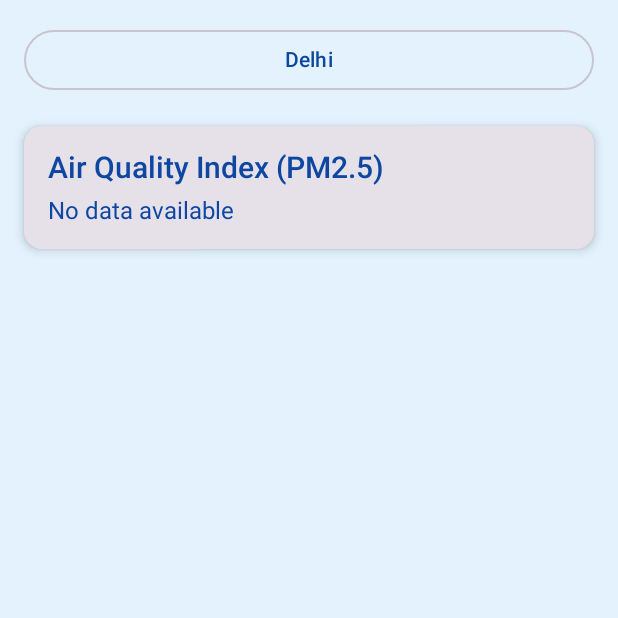
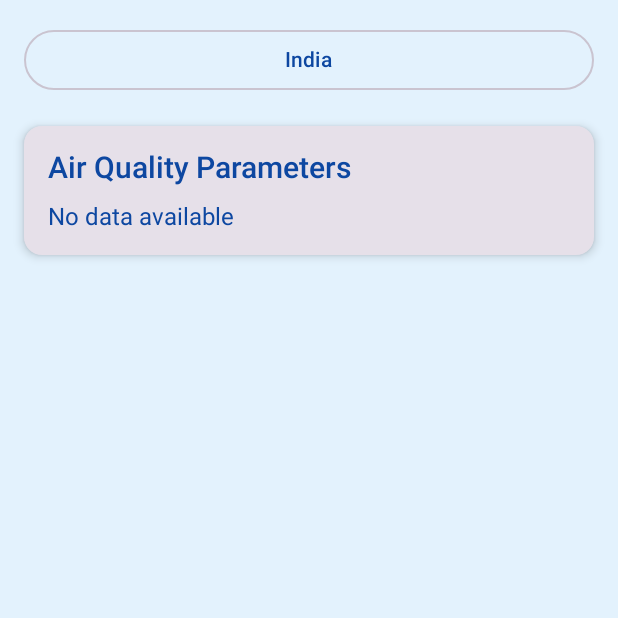
Before and after one commit to ashwinbiju47/AirAware, an Android app built with Jetpack Compose: the composable AirQualitySection shown on its own in the app's theme, on a phone screen of 412 x 824 dp, the top half of it. Run offline under Robolectric (Android 15) with nearby library versions, the phone set to English and light mode, and no system bars; our stand-ins replace Firebase (no records; nobody signed in at launch, a user with empty details on screens opened directly), Room's generated code.

```diff
--- a/app/src/main/java/com/example/airaware/data/repository/AirQualityRepository.kt
+++ b/app/src/main/java/com/example/airaware/data/repository/AirQualityRepository.kt
@@ -1,10 +1,13 @@
 package com.example.airaware.data.repository
 
+import com.example.airaware.data.remote.CountryResponse
 import com.example.airaware.data.remote.NetworkModule
 
 class AirQualityRepository {
 
     private val api = NetworkModule.airService
 
-    suspend fun getAQI(lat: Double, lon: Double) = api.getAirQuality("$lat,$lon")
+    suspend fun getCountryDetails(id: Int): CountryResponse {
+        return api.getCountryDetails(id)
+    }
 }
--- a/app/src/main/java/com/example/airaware/ui/home/airquality/AirQualitySection.kt
+++ b/app/src/main/java/com/example/airaware/ui/home/airquality/AirQualitySection.kt
@@ -11,9 +11,16 @@ import androidx.lifecycle.viewmodel.compose.viewModel
 fun AirQualitySection(
     viewModel: AirQualityViewModel = viewModel()
 ) {
-    val aqi by viewModel.aqi.collectAsState()
+    val countryData by viewModel.countryData.collectAsState()
+
+    // Default: India (id=9)
     var expanded by remember { mutableStateOf(false) }
-    var selectedLocation by remember { mutableStateOf(presetLocations.first { it.name == "Delhi" }) }
+    var selectedCountry by remember { mutableStateOf(presetCountries.first { it.id == 9 }) }
+
+    // On first load, fetch India
+    LaunchedEffect(Unit) {
+        viewModel.loadCountry(selectedCountry.id)
+    }
 
     Column(
         modifier = Modifier
@@ -25,20 +32,20 @@ fun AirQualitySection(
             onClick = { expanded = true },
             modifier = Modifier.fillMaxWidth()
         ) {
-            Text(selectedLocation?.name ?: "Select a Location")
+            Text(selectedCountry.name)
         }
 
         DropdownMenu(
             expanded = expanded,
             onDismissRequest = { expanded = false }
         ) {
-            presetLocations.forEach { location ->
+            presetCountries.forEach { country ->
                 DropdownMenuItem(
-                    text = { Text(location.name) },
+                    text = { Text(country.name) },
                     onClick = {
                         expanded = false
-                        selectedLocation = location
-                        viewModel.loadAQI(location.lat, location.lon)
+                        selectedCountry = country
+                        viewModel.loadCountry(country.id)
                     }
                 )
             }
@@ -51,17 +58,23 @@ fun AirQualitySection(
             elevation = CardDefaults.cardElevation(defaultElevation = 4.dp)
         ) {
             Column(modifier = Modifier.padding(16.dp)) {
+
                 Text(
-                    text = "Air Quality Index (PM2.5)",
+                    text = "Air Quality Parameters",
                     style = MaterialTheme.typography.titleMedium
                 )
-                Spacer(modifier = Modifier.height(8.dp))
 
-                if (aqi != null) {
-                    Text(
-                        text = "${aqi} µg/m³",
-                        style = MaterialTheme.typography.headlineMedium
-                    )
+                Spacer(modifier = Modifier.height(12.dp))
+                if (countryData != null) {
+                    Text("Country: ${countryData!!.name}")
+                    Spacer(modifier = Modifier.height(8.dp))
+
+                    Text("Available Parameters:")
+                    Spacer(modifier = Modifier.height(4.dp))
+
+                    countryData!!.parameters.take(6).forEach { param ->
+                        Text("- ${param.name} (${param.units})")
+                    }
                 } else {
                     Text("No data available")
                 }
--- a/app/src/main/java/com/example/airaware/ui/home/airquality/AirQualityViewModel.kt
+++ b/app/src/main/java/com/example/airaware/ui/home/airquality/AirQualityViewModel.kt
@@ -2,28 +2,30 @@ package com.example.airaware.ui.home.airquality
 
 import androidx.lifecycle.ViewModel
 import androidx.lifecycle.viewModelScope
+import com.example.airaware.data.remote.CountryResult
 import com.example.airaware.data.repository.AirQualityRepository
 import kotlinx.coroutines.flow.MutableStateFlow
 import kotlinx.coroutines.flow.StateFlow
 import kotlinx.coroutines.launch
+import com.example.airaware.BuildConfig
 
 class AirQualityViewModel(
     private val repo: AirQualityRepository = AirQualityRepository()
 ) : ViewModel() {
 
-    private val _aqi = MutableStateFlow<Double?>(null)
-    val aqi: StateFlow<Double?> get() = _aqi
+    private val _countryData = MutableStateFlow<CountryResult?>(null)
+    val countryData: StateFlow<CountryResult?> = _countryData
 
-    fun loadAQI(lat: Double, lon: Double) {
+    fun loadCountry(id: Int) {
+
         viewModelScope.launch {
             try {
-                val data = repo.getAQI(lat, lon)
-                val first = data.results.firstOrNull()
-                val pm25 = first?.measurements?.find { it.parameter == "pm25" }
-                _aqi.value = pm25?.value
+                val response = repo.getCountryDetails(id)
+                _countryData.value = response.results.firstOrNull()
             } catch (e: Exception) {
-                _aqi.value = null
+                _countryData.value = null
             }
         }
     }
+
 }
--- a/app/src/main/java/com/example/airaware/ui/home/airquality/PresetLocations.kt
+++ b/app/src/main/java/com/example/airaware/ui/home/airquality/PresetLocations.kt
@@ -1,11 +1,15 @@
 package com.example.airaware.ui.home.airquality
 
-data class PresetLocation(val name: String, val lat: Double, val lon: Double)
+data class PresetCountry(
+    val id: Int,
+    val name: String,
+    val iso: String
+)
 
-val presetLocations = listOf(
-    PresetLocation("Delhi", 28.6139, 77.2090),
-    PresetLocation("Mumbai", 19.0760, 72.8777),
-    PresetLocation("Bangalore", 12.9716, 77.5946),
-    PresetLocation("Kochi", 9.9312, 76.2673),
-    PresetLocation("Chennai", 13.0827, 80.2707)
+val presetCountries = listOf(
+    PresetCountry(id = 9, name = "India", iso = "IN"),
+    PresetCountry(id = 155, name = "United States", iso = "US"),
+    PresetCountry(id = 79, name = "United Kingdom", iso = "GB"),
+    PresetCountry(id = 177, name = "Australia", iso = "AU"),
+    PresetCountry(id = 50, name = "Germany", iso = "DE")
 )
```
Also changed, not shown: app/build.gradle.kts (+20 -14 lines), app/src/main/java/com/example/airaware/data/remote/AirQualityService.kt (+38 -5 lines).
